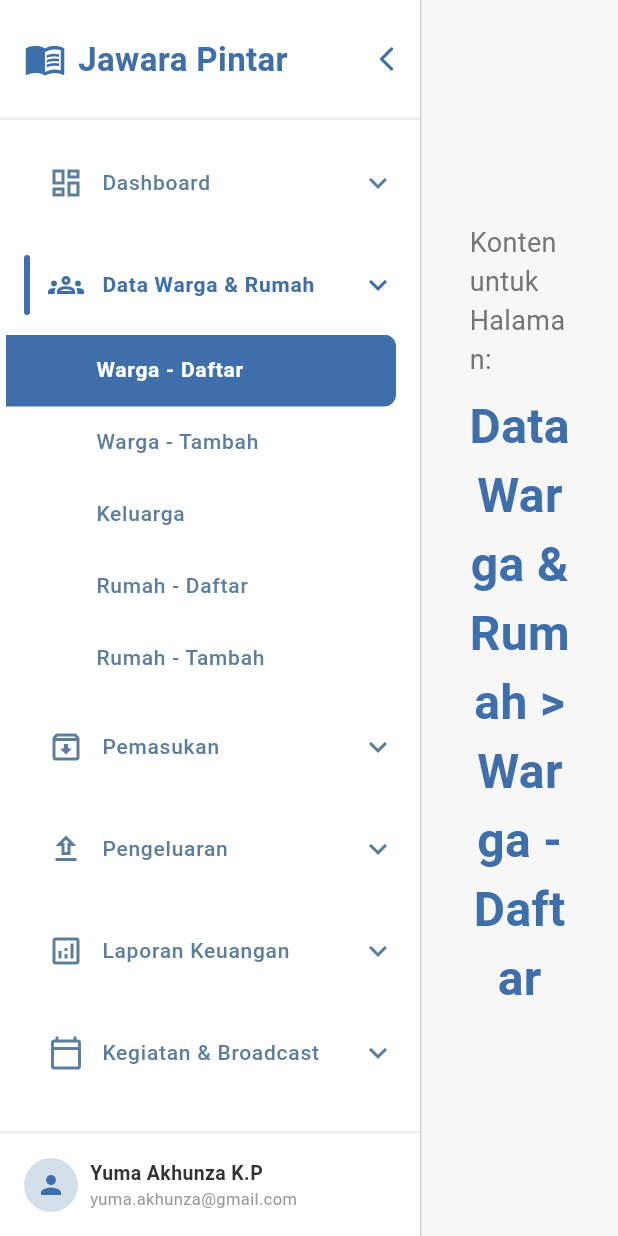
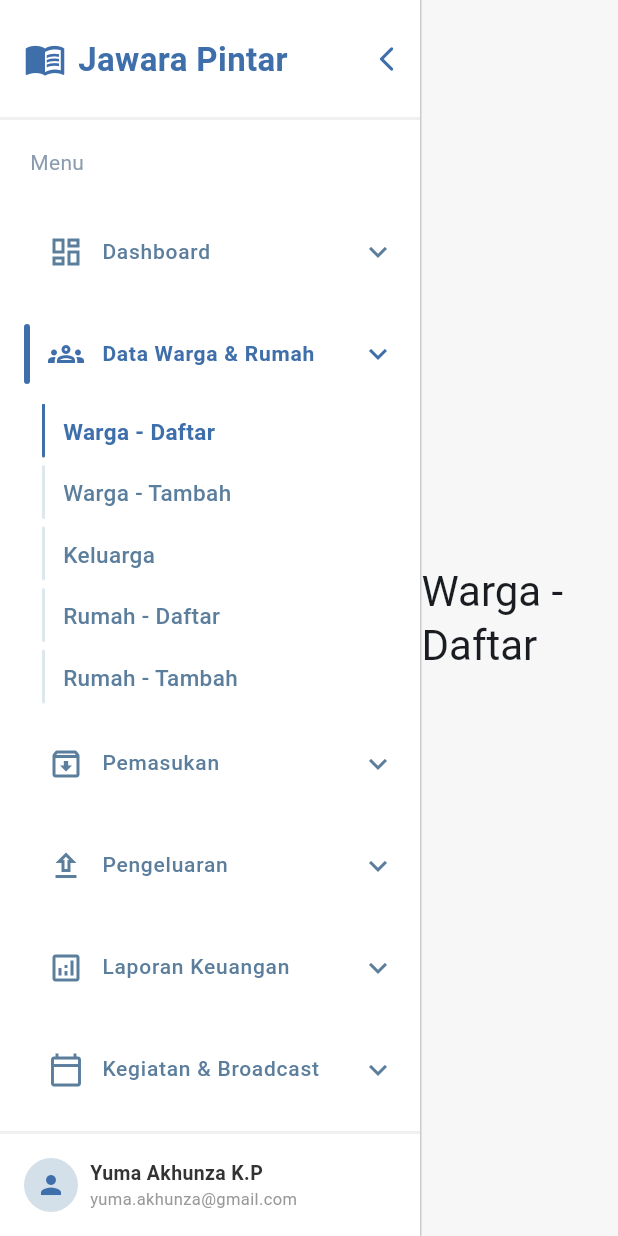
Before and after one commit to FebrianArkaSamudra/jawarapintar_group4, a Flutter app: the screen it shows after launch, after a tap on "Dashboard", after a tap on "Data Warga & Rumah", after a tap on "Warga - Daftar", on a phone screen of 412 x 824 dp. Run offline on Flutter 3.47's test engine with Material 3 defaults, Android fonts, the phone set to English and light mode, and no system bars; Roboto replaces fonts that are missing (Poppins).

Commit message:
menstruktur file

```diff
--- /dev/null
+++ b/lib/config/theme.dart
@@ -0,0 +1,16 @@
+import 'package:flutter/material.dart';
+
+class AppTheme {
+  static const primaryBlue = Color(0xFF3F6FAA);
+
+  static final ThemeData lightTheme = ThemeData(
+    colorScheme: ColorScheme.fromSeed(
+      seedColor: primaryBlue,
+      brightness: Brightness.light,
+      primary: primaryBlue,
+    ),
+    useMaterial3: true,
+    fontFamily: 'Poppins',
+    listTileTheme: const ListTileThemeData(iconColor: primaryBlue),
+  );
+}
--- a/lib/home_page.dart
+++ /dev/null
@@ -1,84 +0,0 @@
-import 'package:flutter/material.dart';
-import 'widgets/sidebar.dart'; // Import CustomSidebar
-import 'models/menu_item.dart'; // Import Model Menu
-
-class MyHomePage extends StatefulWidget {
-  const MyHomePage({super.key});
-
-  @override
-  State<MyHomePage> createState() => _MyHomePageState();
-}
-
-class _MyHomePageState extends State<MyHomePage> {
-  // Status minimize/maximize dikelola di sini
-  bool _isSidebarMinimized = false;
-
-  // Status Menu yang sedang dipilih
-  String _selectedPrimaryItem = primaryMenuItems.first.title;
-  String? _selectedSubItem = primaryMenuItems.first.subItems?.first;
-
-  void _toggleSidebar() {
-    setState(() {
-      _isSidebarMinimized = !_isSidebarMinimized;
-    });
-  }
-
-  void _selectMenuItem(String primaryTitle, String? subTitle) {
-    setState(() {
-      _selectedPrimaryItem = primaryTitle;
-      _selectedSubItem = subTitle;
-    });
-    // Logika Navigasi di sini (misalnya: Navigator.push atau mengganti konten utama)
-    print('Menu Dipilih: $primaryTitle' + (subTitle != null ? ' > $subTitle' : ''));
-  }
-
-  @override
-  Widget build(BuildContext context) {
-    const Color appBgColor = Color(0xFFF7F7F7);
-
-    return Scaffold(
-      backgroundColor: appBgColor,
-      body: Row(
-        children: <Widget>[
-          // Widget Sidebar
-          CustomSidebar(
-            onToggleMinimize: _toggleSidebar,
-            isMinimized: _isSidebarMinimized,
-            selectedPrimaryItem: _selectedPrimaryItem,
-            selectedSubItem: _selectedSubItem ?? '',
-            onSelect: _selectMenuItem,
-          ),
-
-          const VerticalDivider(width: 1, thickness: 1, color: Color(0xFFCCCCCC)),
-
-          // Area Konten Utama
-          Expanded(
-            child: Container(
-              color: appBgColor,
-              padding: const EdgeInsets.all(32.0),
-              child: Center(
-                child: Column(
-                  mainAxisAlignment: MainAxisAlignment.center,
-                  children: [
-                    Text(
-                      'Konten untuk Halaman:',
-                      style: TextStyle(fontSize: 18, color: Colors.grey.shade600),
-                    ),
-                    const SizedBox(height: 8),
-                    Text(
-                      _selectedSubItem != null
-                          ? '$_selectedPrimaryItem > $_selectedSubItem'
-                          : _selectedPrimaryItem,
-                      style: const TextStyle(fontSize: 32, fontWeight: FontWeight.bold, color: Color(0xFF3F6FAA)),
-                      textAlign: TextAlign.center,
-                    ),
-                  ],
-                ),
-              ),
-            ),
-          ),
-        ],
-      ),
-    );
-  }
-}
--- a/lib/main.dart
+++ b/lib/main.dart
@@ -1,5 +1,6 @@
 import 'package:flutter/material.dart';
-import 'home_page.dart'; // Import halaman utama
+import 'screens/home_page.dart';
+import 'config/theme.dart';
 
 void main() {
   runApp(const MyApp());
@@ -10,25 +11,10 @@
 
   @override
   Widget build(BuildContext context) {
-    // Warna utama aplikasi (biru tua)
-    const primaryBlue = Color(0xFF3F6FAA);
-
     return MaterialApp(
       title: 'Jawara Pintar',
-      debugShowCheckedModeBanner: false, // Sembunyikan banner debug
-      theme: ThemeData(
-        colorScheme: ColorScheme.fromSeed(
-          seedColor: primaryBlue,
-          brightness: Brightness.light,
-          primary: primaryBlue, // Terapkan warna utama
-        ),
-        useMaterial3: true,
-        fontFamily: 'Poppins',
-        // Tambahkan sentuhan visual untuk ListTile (mempengaruhi SubSidebarItem)
-        listTileTheme: ListTileThemeData(
-          iconColor: primaryBlue,
-        ),
-      ),
+      debugShowCheckedModeBanner: false,
+      theme: AppTheme.lightTheme,
       home: const MyHomePage(),
     );
   }
--- /dev/null
+++ b/lib/screens/dashboard/keuangan_screen.dart
@@ -0,0 +1,14 @@
+import 'package:flutter/material.dart';
+
+class KeuanganScreen extends StatelessWidget {
+  const KeuanganScreen({super.key});
+  @override
+  Widget build(BuildContext context) {
+    return Center(
+      child: Text(
+        'Keuangan',
+        style: Theme.of(context).textTheme.headlineMedium,
+      ),
+    );
+  }
+}
--- /dev/null
+++ b/lib/screens/datawarga_rumah/warga_daftar_screen.dart
@@ -0,0 +1,14 @@
+import 'package:flutter/material.dart';
+
+class WargaDaftarScreen extends StatelessWidget {
+  const WargaDaftarScreen({super.key});
+  @override
+  Widget build(BuildContext context) {
+    return Center(
+      child: Text(
+        'Warga - Daftar',
+        style: Theme.of(context).textTheme.headlineMedium,
+      ),
+    );
+  }
+}
--- /dev/null
+++ b/lib/screens/home_page.dart
@@ -0,0 +1,111 @@
+import 'package:flutter/material.dart';
+import '../widgets/sidebar.dart';
+import '../models/menu_item.dart';
+import 'dashboard/keuangan_screen.dart';
+import 'dashboard/kegiatan_screen.dart';
+import 'dashboard/kependudukan_screen.dart';
+import 'datawarga_rumah/warga_daftar_screen.dart';
+import 'datawarga_rumah/warga_tambah_screen.dart';
+import 'datawarga_rumah/keluarga_screen.dart';
+import 'datawarga_rumah/rumah_daftar_screen.dart';
+import 'datawarga_rumah/rumah_tambah_screen.dart';
+import '../widgets/main_content.dart';
+
+class MyHomePage extends StatefulWidget {
+  const MyHomePage({super.key});
+
+  @override
+  State<MyHomePage> createState() => _MyHomePageState();
+}
+
+class _MyHomePageState extends State<MyHomePage> {
+  bool _isSidebarMinimized = false;
+  String _selectedPrimaryItem = primaryMenuItems.first.title;
+  String? _selectedSubItem = primaryMenuItems.first.subItems?.first;
+
+  void _toggleSidebar() {
+    setState(() {
+      _isSidebarMinimized = !_isSidebarMinimized;
+    });
+  }
+
+  void _selectMenuItem(String primaryTitle, String? subTitle) {
+    setState(() {
+      _selectedPrimaryItem = primaryTitle;
+      _selectedSubItem = subTitle;
+    });
+    // Gunakan debugPrint untuk logging selama development
+    debugPrint(
+      'Menu Dipilih: $primaryTitle${subTitle != null ? ' > $subTitle' : ''}',
+    );
+  }
+
+  @override
+  Widget build(BuildContext context) {
+    const Color appBgColor = Color(0xFFF7F7F7);
+
+    return Scaffold(
+      backgroundColor: appBgColor,
+      body: Row(
+        children: <Widget>[
+          CustomSidebar(
+            onToggleMinimize: _toggleSidebar,
+            isMinimized: _isSidebarMinimized,
+            selectedPrimaryItem: _selectedPrimaryItem,
+            selectedSubItem: _selectedSubItem ?? '',
+            onSelect: _selectMenuItem,
+          ),
+
+          const VerticalDivider(
+            width: 1,
+            thickness: 1,
+            color: Color(0xFFCCCCCC),
+          ),
+
+          // Konten utama: pilih screen berdasarkan submenu yang dipilih
+          Expanded(
+            child: Builder(
+              builder: (context) {
+                // Dashboard screens
+                if (_selectedPrimaryItem == 'Dashboard') {
+                  if (_selectedSubItem == 'Keuangan') {
+                    return const KeuanganScreen();
+                  }
+                  if (_selectedSubItem == 'Kegiatan') {
+                    return const KegiatanScreen();
+                  }
+                  if (_selectedSubItem == 'Kependudukan') {
+                    return const KependudukanScreen();
+                  }
+                }
+                // Data Warga & Rumah screens
+                if (_selectedPrimaryItem == 'Data Warga & Rumah') {
+                  if (_selectedSubItem == 'Warga - Daftar') {
+                    return const WargaDaftarScreen();
+                  }
+                  if (_selectedSubItem == 'Warga - Tambah') {
+                    return const WargaTambahScreen();
+                  }
+                  if (_selectedSubItem == 'Keluarga') {
+                    return const KeluargaScreen();
+                  }
+                  if (_selectedSubItem == 'Rumah - Daftar') {
+                    return const RumahDaftarScreen();
+                  }
+                  if (_selectedSubItem == 'Rumah - Tambah') {
+                    return const RumahTambahScreen();
+                  }
+                }
+                // Default fallback
+                return MainContent(
+                  selectedPrimaryItem: _selectedPrimaryItem,
+                  selectedSubItem: _selectedSubItem,
+                );
+              },
+            ),
+          ),
+        ],
+      ),
+    );
+  }
+}
--- a/lib/widgets/sidebar.dart
+++ b/lib/widgets/sidebar.dart
@@ -18,36 +18,48 @@
 
   @override
   Widget build(BuildContext context) {
-    if (isMinimized) return const SizedBox.shrink(); // Sembunyikan saat minimize
+    if (isMinimized) {
+      return const SizedBox.shrink(); // Sembunyikan saat minimize
+    }
 
-    final selectedBgColor = Theme.of(context).colorScheme.primary;
-    final selectedColor = Colors.white;
+    final mainColor = Theme.of(context).colorScheme.primary;
+    final selectedBarColor = mainColor;
+    final selectedTextColor =
+        mainColor; // show primary color for selected subitem
     final unselectedColor = const Color(0xFF5C7E9D);
 
     return Padding(
-      padding: const EdgeInsets.only(left: 4.0), // Padding menyesuaikan garis leading
-      child: Container(
-        margin: const EdgeInsets.only(right: 16),
+      padding: const EdgeInsets.only(left: 8.0, bottom: 4.0),
+      child: InkWell(
+        onTap: onTap,
+        borderRadius: BorderRadius.circular(8),
+        child: Row(
+          crossAxisAlignment: CrossAxisAlignment.start,
+          children: [
+            // Garis vertikal tipis seperti di desain
+            Container(
+              width: 2,
+              height: 36,
+              margin: const EdgeInsets.only(right: 12, left: 8),
               decoration: BoxDecoration(
-          color: isSelected ? selectedBgColor : Colors.transparent,
-          borderRadius: const BorderRadius.only(
-            topRight: Radius.circular(8),
-            bottomRight: Radius.circular(8),
+                color: isSelected ? selectedBarColor : const Color(0xFFDCE7EE),
+                borderRadius: BorderRadius.circular(2),
               ),
             ),
-        child: ListTile(
-          dense: true, // Membuat item lebih ringkas
-          contentPadding: const EdgeInsets.fromLTRB(60.0, 0, 16.0, 0),
-          title: Text(
+            Expanded(
+              child: Container(
+                padding: const EdgeInsets.symmetric(vertical: 8.0),
+                child: Text(
                   title,
                   style: TextStyle(
-              color: isSelected ? selectedColor : unselectedColor,
-              fontWeight: isSelected ? FontWeight.w600 : FontWeight.w500,
-              fontSize: 14,
+                    color: isSelected ? selectedTextColor : unselectedColor,
+                    fontWeight: isSelected ? FontWeight.w700 : FontWeight.w500,
+                    fontSize: 15,
                   ),
-            overflow: TextOverflow.ellipsis,
                 ),
-          onTap: onTap,
+              ),
+            ),
+          ],
         ),
       ),
     );
@@ -81,11 +93,7 @@
         onTap: onTap,
         child: Padding(
           padding: const EdgeInsets.symmetric(vertical: 12.0, horizontal: 8.0),
-          child: Icon(
-            item.icon,
-            color: iconColor,
-            size: 24,
-          ),
+          child: Icon(item.icon, color: iconColor, size: 24),
         ),
       );
     }
@@ -93,16 +101,22 @@
     // Tampilan menu diperluas (tidak ada ExpansionTile di sini)
     return ListTile(
       contentPadding: const EdgeInsets.fromLTRB(16.0, 5.0, 16.0, 5.0),
-      tileColor: isSelected ? const Color(0xFFE5F1FF) : null, // Warna latar belakang saat aktif
-      hoverColor: isSelected ? const Color(0xFFE5F1FF) : Colors.blueGrey.withOpacity(0.05),
-      shape: RoundedRectangleBorder(
-        borderRadius: BorderRadius.circular(8.0),
-      ),
+      tileColor: isSelected
+          ? const Color(0xFFE5F1FF)
+          : null, // Warna latar belakang saat aktif
+      hoverColor: isSelected
+          ? const Color(0xFFE5F1FF)
+          : Colors.blueGrey.withAlpha((0.05 * 255).round()),
+      shape: RoundedRectangleBorder(borderRadius: BorderRadius.circular(8.0)),
       leading: isSelected
-          ? Container( // Garis Biru Vertikal di kiri
+          ? Container(
+              // Garis Biru Vertikal di kiri
               width: 4,
               height: 40,
-              decoration: BoxDecoration(color: selectedColor, borderRadius: BorderRadius.circular(2))
+              decoration: BoxDecoration(
+                color: selectedColor,
+                borderRadius: BorderRadius.circular(2),
+              ),
             )
           : const SizedBox(width: 4), // Placeholder agar ikon sejajar
       title: Row(
@@ -126,7 +140,6 @@
     );
   }
 }
-
 
 // --- WIDGET SIDEBAR UTAMA ---
 class CustomSidebar extends StatefulWidget {
@@ -153,7 +166,8 @@
   static const double maxSidebarWidth = 280; // Diperluas sedikit
   static const double minSidebarWidth = 72;
 
-  double get currentWidth => widget.isMinimized ? minSidebarWidth : maxSidebarWidth;
+  double get currentWidth =>
+      widget.isMinimized ? minSidebarWidth : maxSidebarWidth;
 
   @override
   Widget build(BuildContext context) {
@@ -169,7 +183,12 @@
         children: <Widget>[
           // Header: Judul Aplikasi dan Ikon Toggle
           Padding(
-            padding: EdgeInsets.fromLTRB(16, 24, widget.isMinimized ? 16 : 8, 24),
+            padding: EdgeInsets.fromLTRB(
+              16,
+              24,
+              widget.isMinimized ? 16 : 8,
+              24,
+            ),
             child: Row(
               mainAxisAlignment: MainAxisAlignment.spaceBetween,
               children: [
@@ -196,9 +215,13 @@
                   onTap: widget.onToggleMinimize,
                   borderRadius: BorderRadius.circular(50),
                   child: Padding(
-                    padding: widget.isMinimized ? EdgeInsets.zero : const EdgeInsets.all(4.0),
+                    padding: widget.isMinimized
+                        ? EdgeInsets.zero
+                        : const EdgeInsets.all(4.0),
                     child: Icon(
-                      widget.isMinimized ? Icons.arrow_forward_ios_rounded : Icons.arrow_back_ios_rounded,
+                      widget.isMinimized
+                          ? Icons.arrow_forward_ios_rounded
+                          : Icons.arrow_back_ios_rounded,
                       color: mainColor,
                       size: 20,
                     ),
@@ -210,6 +233,16 @@
 
           const Divider(color: Color(0xFFF0F0F0), thickness: 2, height: 1),
 
+          // Label Menu seperti pada desain
+          if (!widget.isMinimized)
+            const Padding(
+              padding: EdgeInsets.fromLTRB(20, 18, 16, 8),
+              child: Text(
+                'Menu',
+                style: TextStyle(color: Color(0xFF8A9BAE), fontSize: 14),
+              ),
+            ),
+
           // Daftar Menu
           Expanded(
             child: ListView(
@@ -220,39 +253,76 @@
                 // Jika menu memiliki sub-item, gunakan ExpansionTile
                 if (item.subItems != null) {
                   return Theme(
-                    data: Theme.of(context).copyWith(dividerColor: Colors.transparent),
+                    data: Theme.of(
+                      context,
+                    ).copyWith(dividerColor: Colors.transparent),
                     child: ExpansionTile(
-                      key: PageStorageKey(item.title), // Penting untuk mempertahankan status buka/tutup
+                      key: PageStorageKey(
+                        item.title,
+                      ), // Penting untuk mempertahankan status buka/tutup
                       initiallyExpanded: isSelected,
-                      tilePadding: const EdgeInsets.symmetric(horizontal: 16.0, vertical: 5.0),
+                      tilePadding: const EdgeInsets.symmetric(
+                        horizontal: 16.0,
+                        vertical: 5.0,
+                      ),
 
                       // Title item menu utama (tanpa teks saat minimize)
-                      title: isSelected && !widget.isMinimized ?
+                      title: isSelected && !widget.isMinimized
+                          ?
                             // Item Aktif (dibuat mirip SidebarItem yang aktif)
                             Row(
                               children: [
-                              Container(width: 4, height: 40, decoration: BoxDecoration(color: mainColor, borderRadius: BorderRadius.circular(2))),
+                                Container(
+                                  width: 4,
+                                  height: 40,
+                                  decoration: BoxDecoration(
+                                    color: mainColor,
+                                    borderRadius: BorderRadius.circular(2),
+                                  ),
+                                ),
                                 const SizedBox(width: 12),
                                 Icon(item.icon, color: mainColor, size: 24),
                                 const SizedBox(width: 12),
                                 Expanded(
-                                child: Text(item.title, style: TextStyle(color: mainColor, fontWeight: FontWeight.w600, fontSize: 14)),
+                                  child: Text(
+                                    item.title,
+                                    style: TextStyle(
+                                      color: mainColor,
+                                      fontWeight: FontWeight.w600,
+                                      fontSize: 14,
+                                    ),
+                                  ),
                                 ),
                               ],
                             )
-                        : isSelected && widget.isMinimized ?
-                          Icon(item.icon, color: mainColor, size: 24)
-                        : widget.isMinimized ?
-                          Icon(item.icon, color: const Color(0xFF5C7E9D), size: 24)
-                        :
-                          Row( // Item Non-aktif
+                          : isSelected && widget.isMinimized
+                          ? Icon(item.icon, color: mainColor, size: 24)
+                          : widget.isMinimized
+                          ? Icon(
+                              item.icon,
+                              color: const Color(0xFF5C7E9D),
+                              size: 24,
+                            )
+                          : Row(
+                              // Item Non-aktif
                               children: [
                                 const SizedBox(width: 4),
                                 const SizedBox(width: 12),
-                              Icon(item.icon, color: const Color(0xFF5C7E9D), size: 24),
+                                Icon(
+                                  item.icon,
+                                  color: const Color(0xFF5C7E9D),
+                                  size: 24,
+                                ),
                                 const SizedBox(width: 12),
                                 Expanded(
-                                child: Text(item.title, style: const TextStyle(color: Color(0xFF5C7E9D), fontWeight: FontWeight.w500, fontSize: 14)),
+                                  child: Text(
+                                    item.title,
+                                    style: const TextStyle(
+                                      color: Color(0xFF5C7E9D),
+                                      fontWeight: FontWeight.w500,
+                                      fontSize: 14,
+                                    ),
+                                  ),
                                 ),
                               ],
                             ),
@@ -261,24 +331,31 @@
                           ? null
                           : Icon(
                               Icons.keyboard_arrow_down,
-                          color: isSelected ? mainColor : const Color(0xFF5C7E9D),
+                              color: isSelected
+                                  ? mainColor
+                                  : const Color(0xFF5C7E9D),
                             ),
 
                       // Children / Submenu
                       children: [
-                      // 👇 PERBAIKAN: Gunakan kondisi untuk menyembunyikan sub-menu saat minimize
+                        // Sembunyikan sub-items saat sidebar diminimalkan
                         if (!widget.isMinimized)
-                          Column(
+                          Padding(
+                            padding: const EdgeInsets.only(left: 12.0),
+                            child: Column(
                               crossAxisAlignment: CrossAxisAlignment.start,
                               children: item.subItems!.map((subTitle) {
                                 return SubSidebarItem(
                                   title: subTitle,
-                                isSelected: subTitle == widget.selectedSubItem,
+                                  isSelected:
+                                      subTitle == widget.selectedSubItem,
                                   isMinimized: widget.isMinimized,
-                                onTap: () => widget.onSelect(item.title, subTitle),
+                                  onTap: () =>
+                                      widget.onSelect(item.title, subTitle),
                                 );
                               }).toList(),
-                          )
+                            ),
+                          ),
                       ],
                     ),
                   );
@@ -300,26 +377,34 @@
           Padding(
             padding: EdgeInsets.all(widget.isMinimized ? 12.0 : 16.0),
             child: Row(
-              mainAxisAlignment: widget.isMinimized ? MainAxisAlignment.center : MainAxisAlignment.start,
+              mainAxisAlignment: widget.isMinimized
+                  ? MainAxisAlignment.center
+                  : MainAxisAlignment.start,
               children: <Widget>[
                 const CircleAvatar(
                   backgroundColor: Color(0xFFD3E0EA),
                   radius: 18,
                   child: Icon(Icons.person, color: Color(0xFF3F6FAA), size: 20),
                 ),
-                if (!widget.isMinimized)
-                  const SizedBox(width: 8),
+                if (!widget.isMinimized) const SizedBox(width: 8),
                 if (!widget.isMinimized)
                   const Column(
                     crossAxisAlignment: CrossAxisAlignment.start,
                     children: <Widget>[
                       Text(
                         'Yuma Akhunza K.P',
-                        style: TextStyle(color: Color(0xFF333333), fontSize: 13, fontWeight: FontWeight.w600),
+                        style: TextStyle(
+                          color: Color(0xFF333333),
+                          fontSize: 13,
+                          fontWeight: FontWeight.w600,
+                        ),
                       ),
                       Text(
                         'yuma.akhunza@gmail.com',
-                        style: TextStyle(color: Color(0xFF999999), fontSize: 11),
+                        style: TextStyle(
+                          color: Color(0xFF999999),
+                          fontSize: 11,
+                        ),
                       ),
                     ],
                   ),
```
Also changed, not shown: lib/screens/dashboard/kegiatan_screen.dart (added, +14 -0 lines), lib/screens/dashboard/kependudukan_screen.dart (added, +14 -0 lines), lib/screens/datawarga_rumah/keluarga_screen.dart (added, +14 -0 lines), lib/screens/datawarga_rumah/rumah_daftar_screen.dart (added, +14 -0 lines), lib/screens/datawarga_rumah/rumah_tambah_screen.dart (added, +14 -0 lines), lib/screens/datawarga_rumah/warga_tambah_screen.dart (added, +14 -0 lines), lib/widgets/main_content.dart (added, +47 -0 lines). Lines whose indentation alone changed are shown as unchanged.
